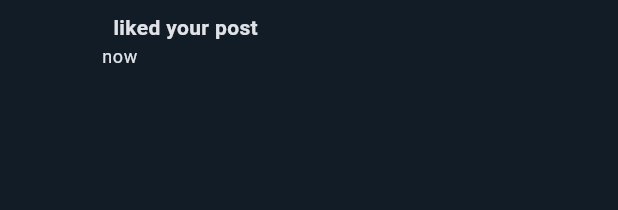
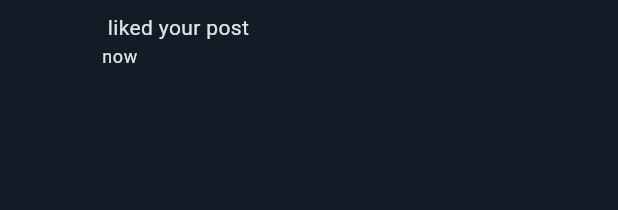
Before and after one commit to YofarDev/flutter_instagram_clone, a Flutter app: the _NotificationRow widget shown alone on an empty page, opened directly with empty values, on a phone screen of 412 x 824 dp. Shown: the top 210 px of the screen. Run offline on Flutter 3.47's test engine with Material 3 defaults, Android fonts, the phone set to English and light mode, and no system bars; our stand-ins replace cloud_firestore, firebase_auth, firebase_core, firebase_storage, flutter_bloc, fpdart and 5 more; accounts and stored records are empty; generated files the repository leaves out were written again; network calls fail.

Commit message:
fix(notifications): name duplication, logout reset, failed state, thumbnail guard

```diff
--- a/lib/features/feed/presentation/bloc/post_detail_cubit.dart
+++ b/lib/features/feed/presentation/bloc/post_detail_cubit.dart
@@ -30,7 +30,8 @@ class PostDetailCubit extends Cubit<PostDetailState> {
         await _repository.getPostById(postId: postId);
     if (isClosed) return;
     either.fold(
-      (Failure f) => emit(state.copyWith(error: f.message)),
+      (Failure f) =>
+          emit(state.copyWith(status: PostDetailStatus.failed, error: f.message)),
       (Post post) {
         emit(state.copyWith(post: post, status: PostDetailStatus.ready));
         _onPostReady(post);
--- a/lib/features/feed/presentation/bloc/post_detail_state.dart
+++ b/lib/features/feed/presentation/bloc/post_detail_state.dart
@@ -5,7 +5,7 @@ import '../../../../core/models/post.dart';
 
 part 'post_detail_state.freezed.dart';
 
-enum PostDetailStatus { loading, ready }
+enum PostDetailStatus { loading, ready, failed }
 
 @freezed
 sealed class PostDetailState with _$PostDetailState {
--- a/lib/features/feed/presentation/screens/post_detail_screen.dart
+++ b/lib/features/feed/presentation/screens/post_detail_screen.dart
@@ -57,6 +57,10 @@ class _PostDetailScreenState extends State<PostDetailScreen> {
             if (state.status == PostDetailStatus.loading) {
               return const Center(child: CircularProgressIndicator());
             }
+            if (state.status == PostDetailStatus.failed) {
+              // ponytail: no retry button; pop and reopen re-fetches
+              return Center(child: Text(state.error ?? 'Post not found'));
+            }
             final Post post = state.post!;
             return Column(
               children: <Widget>[
--- a/lib/features/notifications/data/datasources/notifications_firebase_datasource.dart
+++ b/lib/features/notifications/data/datasources/notifications_firebase_datasource.dart
@@ -38,6 +38,7 @@ class NotificationsFirebaseDataSource implements INotificationsDataSource {
                       .toDomain(doc.id))
               .toList());
 
+  // ponytail: unread capped at 50 per pass; badge drift above that
   @override
   Future<void> markAllRead({required String uid}) async {
     final QuerySnapshot<Object?> snap = await _db
--- a/lib/features/notifications/presentation/screens/activity_screen.dart
+++ b/lib/features/notifications/presentation/screens/activity_screen.dart
@@ -103,15 +103,7 @@ class _NotificationRow extends StatelessWidget {
                 child: Column(
                   crossAxisAlignment: CrossAxisAlignment.start,
                   children: <Widget>[
-                    Text.rich(
-                      TextSpan(
-                        text: item.actorUsername,
-                        style: const TextStyle(fontWeight: FontWeight.bold),
-                        children: <InlineSpan>[
-                          TextSpan(text: ' $message'),
-                        ],
-                      ),
-                    ),
+                    Text(message),
                     const SizedBox(height: 2),
                     Text(
                       timeAgo(item.createdAt),
@@ -120,11 +112,11 @@ class _NotificationRow extends StatelessWidget {
                   ],
                 ),
               ),
-              if (item.postImageUrl != null) ...<Widget>[
+              if (item.postImageUrl != null && item.postId != null) ...<Widget>[
                 const SizedBox(width: 12),
                 GestureDetector(
                   onTap: () => context.push(
-                    Routes.postDetailPath(item.postId ?? ''),
+                    Routes.postDetailPath(item.postId!),
                     extra: item.postId,
                   ),
                   child: SizedBox(
```
Also changed, not shown: lib/core/router/app_router.dart (+6 -1 lines), 1 other file.
